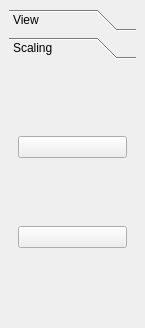
Qt form src/config_widget/view_settings_dock_widget.ui (tools4BCI/TiA-Scope) before a commit.
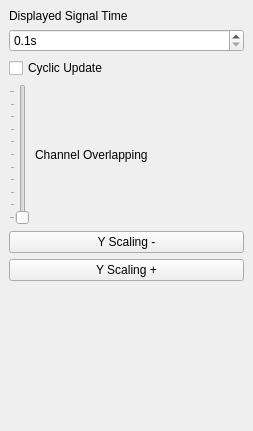
The same form after that commit. The open tabs and pages were chosen to show the change. Icons and pictures are not drawn.

Patch:
```diff
--- a/src/config_widget/view_settings_dock_widget.ui
+++ b/src/config_widget/view_settings_dock_widget.ui
@@ -6,14 +6,14 @@
    <rect>
     <x>0</x>
     <y>0</y>
-    <width>145</width>
-    <height>328</height>
+    <width>253</width>
+    <height>431</height>
    </rect>
   </property>
   <property name="minimumSize">
    <size>
-    <width>145</width>
-    <height>186</height>
+    <width>222</width>
+    <height>353</height>
    </size>
   </property>
   <property name="features">
@@ -28,24 +28,6 @@
   <widget class="QWidget" name="dockWidgetContents">
    <layout class="QVBoxLayout" name="verticalLayout">
     <item>
-     <widget class="QToolBox" name="toolBox">
-      <property name="currentIndex">
-       <number>0</number>
-      </property>
-      <widget class="QWidget" name="page">
-       <property name="geometry">
-        <rect>
-         <x>0</x>
-         <y>-22</y>
-         <width>126</width>
-         <height>238</height>
-        </rect>
-       </property>
-       <attribute name="label">
-        <string>View</string>
-       </attribute>
-       <layout class="QVBoxLayout" name="verticalLayout_2">
-        <item>
          <widget class="QLabel" name="label">
           <property name="text">
            <string>Displayed Signal Time</string>
@@ -103,7 +85,41 @@
          </layout>
         </item>
         <item>
-         <spacer name="verticalSpacer">
+     <widget class="QPushButton" name="decreaseYScaling">
+      <property name="text">
+       <string>Y Scaling -</string>
+      </property>
+      <property name="icon">
+       <iconset resource="../../resources.qrc">
+        <normaloff>:/icons/scale-out.png</normaloff>:/icons/scale-out.png</iconset>
+      </property>
+      <property name="iconSize">
+       <size>
+        <width>22</width>
+        <height>22</height>
+       </size>
+      </property>
+     </widget>
+    </item>
+    <item>
+     <widget class="QPushButton" name="increaseYScaling">
+      <property name="text">
+       <string>Y Scaling +</string>
+      </property>
+      <property name="icon">
+       <iconset resource="../../resources.qrc">
+        <normaloff>:/icons/scale-in.png</normaloff>:/icons/scale-in.png</iconset>
+      </property>
+      <property name="iconSize">
+       <size>
+        <width>22</width>
+        <height>22</height>
+       </size>
+      </property>
+     </widget>
+    </item>
+    <item>
+     <spacer name="verticalSpacer_4">
           <property name="orientation">
            <enum>Qt::Vertical</enum>
           </property>
@@ -114,59 +130,6 @@
            </size>
           </property>
          </spacer>
-        </item>
-       </layout>
-      </widget>
-      <widget class="QWidget" name="page_2">
-       <property name="geometry">
-        <rect>
-         <x>0</x>
-         <y>0</y>
-         <width>127</width>
-         <height>232</height>
-        </rect>
-       </property>
-       <attribute name="label">
-        <string>Scaling</string>
-       </attribute>
-       <layout class="QVBoxLayout" name="verticalLayout_3">
-        <item>
-         <widget class="QPushButton" name="increaseYScaling">
-          <property name="text">
-           <string/>
-          </property>
-          <property name="icon">
-           <iconset resource="../../resources.qrc">
-            <normaloff>:/icons/scale-in.png</normaloff>:/icons/scale-in.png</iconset>
-          </property>
-          <property name="iconSize">
-           <size>
-            <width>22</width>
-            <height>22</height>
-           </size>
-          </property>
-         </widget>
-        </item>
-        <item>
-         <widget class="QPushButton" name="decreaseYScaling">
-          <property name="text">
-           <string/>
-          </property>
-          <property name="icon">
-           <iconset resource="../../resources.qrc">
-            <normaloff>:/icons/scale-out.png</normaloff>:/icons/scale-out.png</iconset>
-          </property>
-          <property name="iconSize">
-           <size>
-            <width>22</width>
-            <height>22</height>
-           </size>
-          </property>
-         </widget>
-        </item>
-       </layout>
-      </widget>
-     </widget>
     </item>
    </layout>
   </widget>
```
Lines whose indentation alone changed are shown as unchanged.
